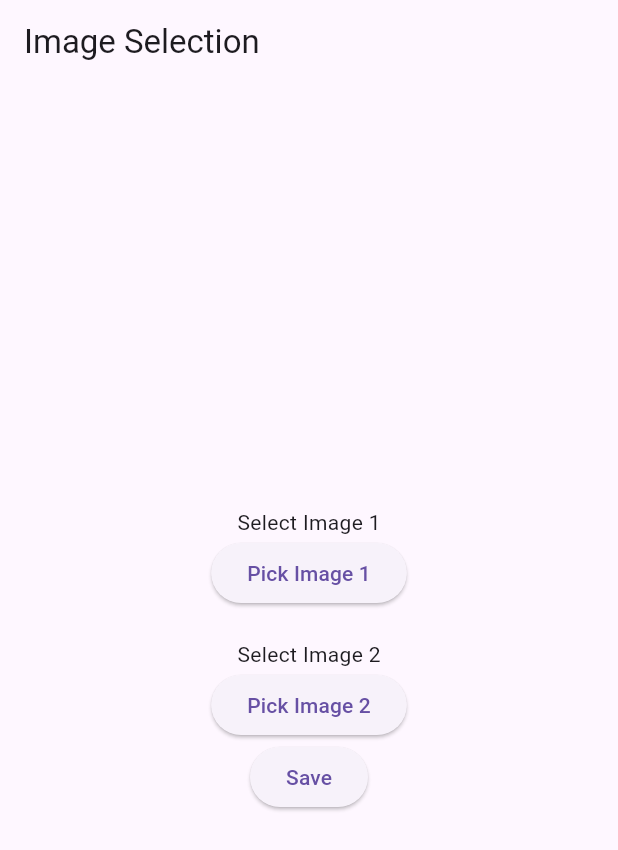
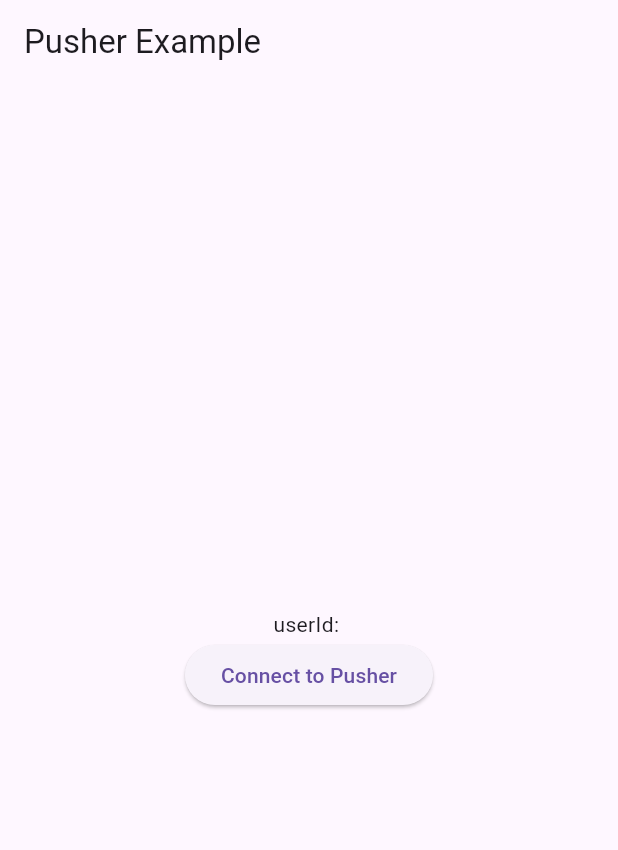
Before and after one commit to jakir03222/demo, a Flutter app: the screen it shows after launch, on a phone screen of 412 x 824 dp. Shown: the top 850 px of the screen. Run offline on Flutter 3.47's test engine with Material 3 defaults, Android fonts, the phone set to English and light mode, and no system bars; missing offline and left inert: pusher_channels_flutter.

Commit message:
vastion 1

```diff
--- a/lib/main.dart
+++ b/lib/main.dart
@@ -1,276 +1,324 @@
-// import 'dart:io';
+import 'package:flutter/material.dart';
+import 'package:pusher_channels_flutter/pusher_channels_flutter.dart';
+
+const String API_KEY = '8da45cdc5a8c1679aeff';
+const String API_CLUSTER = 'ap1';
+
+void main() {
+  runApp(MyApp());
+}
+
+class MyApp extends StatefulWidget {
+  @override
+  State<MyApp> createState() => _MyAppState();
+}
+
+class _MyAppState extends State<MyApp> {
+  final PusherChannelsFlutter pusher = PusherChannelsFlutter.getInstance();
+  String? userId;
+
+  @override
+  Widget build(BuildContext context) {
+    return MaterialApp(
+      title: 'Pusher Example',
+      home: Scaffold(
+        appBar: AppBar(
+          title: const Text('Pusher Example'),
+        ),
+        body: Center(
+          child: Column(
+            mainAxisAlignment: MainAxisAlignment.center,
+            crossAxisAlignment: CrossAxisAlignment.center,
+            children: [
+              Text("userId: ${userId ?? ""}"),
+              ElevatedButton(
+                onPressed: () async {
+                  try {
+                    // Initialize Pusher
+                    await pusher.init(
+                      apiKey: API_KEY,
+                      cluster: API_CLUSTER,
+                      onConnectionStateChange: onConnectionStateChange,
+                      onError: onError,
+                      onSubscriptionSucceeded: onSubscriptionSucceeded,
+                      onEvent: onEvent,
+                    );
+
+                    // Subscribe to the desired channel and connect to Pusher
+                    await pusher.subscribe(channelName: 'riderbookings');
+                    await pusher.connect();
+                  } catch (e) {
+                    print("ERROR: $e");
+                  }
+                },
+                child: Text('Connect to Pusher'),
+              ),
+            ],
+          ),
+        ),
+      ),
+    );
+  }
+
+  void onEvent(PusherEvent event) {
+    print("Received event: $event");
+
+    // Extract relevant data from the event
+    var eventData = event.data;
+    var notificationText = eventData['notificationText'];
+    var message = eventData['message'];
+
+    print("notificationText: $notificationText");
+    print("message: $message");
+
+    // Example: Update UI or trigger actions based on the received event
+    // For private or presence channels, check if the user_id matches
+    if (event.channelName == 'riderbookings' &&
+        event.eventName == 'RiderBookingConfirmed') {
+      // Update UI or trigger actions based on the event
+      setState(() {
+        // Update state variables to reflect the received data
+        // For example, update a text widget to display the notification text
+        // and message from the event
+      });
+    }
+  }
+
+  void onSubscriptionSucceeded(String channelName, dynamic data) {
+    print("onSubscriptionSucceeded: $channelName data: $data");
+
+    // Extract the user ID from the data
+    var userId = data['userId'];
+    print("User ID: $userId");
+
+    // Save the user ID to the state or perform any other necessary actions
+    setState(() {
+      this.userId = userId;
+    });
+  }
+
+  void onError(String message, int? code, dynamic e) {
+    print("onError: $message code: $code exception: $e");
+  }
+
+  void onConnectionStateChange(dynamic currentState, dynamic previousState) {
+    print("Connection: $currentState");
+  }
+}
 
 // import 'package:flutter/material.dart';
-// import 'package:image_picker/image_picker.dart';
 // import 'package:provider/provider.dart';
 
 // void main() {
 //   runApp(MyApp());
 // }
 
-// class ImageProvider with ChangeNotifier {
-//   File? _image;
+// class MyApp extends StatelessWidget {
+//   const MyApp({Key? key}) : super(key: key);
 
-//   File? get image => _image;
-
-//   void setImage(File? newImage) {
-//     _image = newImage;
-//     notifyListeners();
-//   }
-
-//   Future<void> pickImage(ImageSource source) async {
-//     final picker = ImagePicker();
-//     final pickedImage = await picker.pickImage(source: source);
-//     if (pickedImage != null) {
-//       setImage(File(pickedImage.path));
-//     }
-//   }
-// }
-
-// class MyApp extends StatelessWidget {
 //   @override
 //   Widget build(BuildContext context) {
-//     return ChangeNotifierProvider(
-//       create: (context) => ImageProvider(),
-//       child: MaterialApp(
-//         title: 'Image Picker Demo',
-//         theme: ThemeData(
-//           primarySwatch: Colors.blue,
+//     return MaterialApp(
+//       home: ChangeNotifierProvider(
+//         create: (context) => FoodModel(),
+//         child: Scaffold(
+//           appBar: AppBar(
+//             title: const Text('Dropdown Button Example'),
+//           ),
+//           body: Center(
+//             child: Consumer<FoodModel>(
+//               builder: (context, foodModel, child) => Column(
+//                 crossAxisAlignment: CrossAxisAlignment.center,
+//                 mainAxisAlignment: MainAxisAlignment.center,
+//                 children: [
+//                   TextFormField(
+//                     onChanged: (value) {
+//                       foodModel.setProductPrice(double.tryParse(value) ?? 0);
+//                     },
+//                     keyboardType: TextInputType.number,
+//                     decoration: InputDecoration(
+//                       labelText: 'Product Price',
+//                     ),
+//                   ),
+//                   const SizedBox(height: 0),
+//                   MyDropDownButton(
+//                     hint: foodModel.selectedItem ?? 'Enter a value',
+//                     foodPrices: foodModel.foodPrices,
+//                     onChanged: (String? selectedValue) {
+//                       if (selectedValue != null) {
+//                         final double? price =
+//                             foodModel.foodPrices[selectedValue];
+//                         if (price != null) {
+//                           print('Selected item: $selectedValue, Price: $price');
+//                         }
+//                         foodModel.setSelectedItem(selectedValue);
+//                       }
+//                     },
+//                   ),
+//                   const SizedBox(height: 0),
+//                   MyDropDownButton(
+//                     hint: foodModel.serviceAre ?? 'Select service area',
+//                     foodPrices: foodModel.serviceAreList,
+//                     onChanged: (String? selectedValue) {
+//                       if (selectedValue != null) {
+//                         final double? price =
+//                             foodModel.serviceAreList[selectedValue];
+//                         if (price != null) {
+//                           print(
+//                               'Selected service area: $selectedValue, Price: $price');
+//                         }
+//                         foodModel.setserviceAreItem(selectedValue);
+//                       }
+//                     },
+//                   ),
+//                   const SizedBox(height: 0),
+//                   TextFormField(
+//                     onChanged: (value) {
+//                       foodModel.setAdvanceTake(double.tryParse(value) ?? 0);
+//                     },
+//                     keyboardType: TextInputType.number,
+//                     decoration: const InputDecoration(
+//                       labelText: 'Advance Take',
+//                     ),
+//                   ),
+//                   const SizedBox(height: 0),
+//                   Text('Product Price: ${foodModel.productPrice}'),
+//                   Text(
+//                     'Price: ${foodModel.selectedItem != null ? foodModel.foodPrices[foodModel.selectedItem!] ?? 0 : 0}',
+//                   ), // Display the price here
+
+//                   Text('Total Price: ${foodModel.totalValue}'),
+//                   Text('Advance Take: ${foodModel.advanceTake}'),
+//                   Text('Due: ${foodModel.dueAmount}'),
+//                 ],
+//               ),
+//             ),
+//           ),
 //         ),
-//         home: MyHomePage(),
 //       ),
 //     );
 //   }
 // }
 
-// class MyHomePage extends StatelessWidget {
+// class MyDropDownButton extends StatelessWidget {
+//   final String hint;
+//   final Map<String, double> foodPrices;
+//   final void Function(String?)? onChanged;
+
+//   const MyDropDownButton({
+//     Key? key,
+//     required this.hint,
+//     required this.foodPrices,
+//     this.onChanged,
+//   }) : super(key: key);
+
 //   @override
 //   Widget build(BuildContext context) {
-//     return Scaffold(
-//       appBar: AppBar(
-//         title: Text('Image Picker Demo'),
-//       ),
-//       body: Center(
-//         child: Consumer<ImageProvider>(
-//           builder: (context, imageProvider, _) {
-//             final image = imageProvider.image;
-//             String imagePath =
-//                 image != null ? _formatImageName(image.path) : '';
-//             return ListView(
-//               children: <Widget>[
-//                 if (image != null) ...[
-//                   Image.file(image),
-//                   SizedBox(height: 20),
-//                   Text('Image Path: $imagePath'), // Display compact image path
-//                   SizedBox(height: 20),
-//                   ElevatedButton(
-//                     onPressed: () {
-//                       imageProvider.setImage(null);
-//                     },
-//                     child: Text('Clear Image'),
-//                   ),
-//                 ] else ...[
-//                   Text('No image selected'),
-//                 ],
-//               ],
-//             );
-//           },
-//         ),
-//       ),
-//       floatingActionButton: FloatingActionButton(
-//         onPressed: () {
-//           showModalBottomSheet(
-//             context: context,
-//             builder: (context) {
-//               return Container(
-//                 padding: EdgeInsets.all(20),
-//                 child: Column(
-//                   mainAxisSize: MainAxisSize.min,
-//                   children: <Widget>[
-//                     ElevatedButton(
-//                       onPressed: () {
-//                         Provider.of<ImageProvider>(context, listen: false)
-//                             .pickImage(ImageSource.gallery);
-//                         Navigator.of(context).pop();
-//                       },
-//                       child: Text('Pick from Gallery'),
-//                     ),
-//                     SizedBox(height: 10),
-//                     ElevatedButton(
-//                       onPressed: () {
-//                         Provider.of<ImageProvider>(context, listen: false)
-//                             .pickImage(ImageSource.camera);
-//                         Navigator.of(context).pop();
-//                       },
-//                       child: Text('Take a Picture'),
-//                     ),
-//                   ],
-//                 ),
-//               );
-//             },
-//           );
-//         },
-//         child: Icon(Icons.add),
-//       ),
+//     return DropdownButton<String>(
+//       hint: Text(hint),
+//       items: foodPrices.entries.map((MapEntry<String, double> entry) {
+//         return DropdownMenuItem<String>(
+//           value: entry.key,
+//           child: Text(entry.key),
+//         );
+//       }).toList(),
+//       onChanged: onChanged,
 //     );
-//   }
-
-//   String _formatImageName(String path) {
-//     List<String> parts = path.split('/');
-//     String fileNameWithExtension = parts.isNotEmpty ? parts.last : '';
-//     // Check if the file name already has an extension
-//     if (!fileNameWithExtension.contains('.')) {
-//       // Append '.jpg' extension if it doesn't have one
-//       fileNameWithExtension += '.jpg';
-//     }
-//     return fileNameWithExtension;
 //   }
 // }
 
-import 'dart:convert';
-import 'dart:io';
-import 'package:flutter/material.dart';
-import 'package:image_picker/image_picker.dart';
-import 'package:http/http.dart' as http;
+// class FoodModel extends ChangeNotifier {
+//   String? _selectedItem;
+//   String? _serviceAre;
+//   double _productPrice = 0.0;
+//   double _advanceTake = 0.0;
 
-class ImageSelectionScreen extends StatefulWidget {
-  @override
-  _ImageSelectionScreenState createState() => _ImageSelectionScreenState();
-}
+//   String? get selectedItem => _selectedItem;
+//   String? get serviceAre => _serviceAre;
 
-class _ImageSelectionScreenState extends State<ImageSelectionScreen> {
-  File? _imageFile1;
-  File? _imageFile2;
-  final picker = ImagePicker();
+//   void setSelectedItem(String item) {
+//     _selectedItem = item;
+//     notifyListeners();
+//   }
 
-  Future<void> _pickImage(int imageNumber) async {
-    final pickedFile = await picker.pickImage(source: ImageSource.gallery);
+//   void setserviceAreItem(String item) {
+//     _serviceAre = item;
+//     notifyListeners();
+//   }
 
-    if (pickedFile != null) {
-      setState(() {
-        if (imageNumber == 1) {
-          _imageFile1 = File(pickedFile.path);
-        } else if (imageNumber == 2) {
-          _imageFile2 = File(pickedFile.path);
-        }
-      });
-    }
-  }
+//   void setProductPrice(double price) {
+//     _productPrice = price;
+//     notifyListeners();
+//   }
 
-  Future<void> _saveDataAndUploadImages() async {
-    // Validate if both images are selected
-    if (_imageFile1 == null || _imageFile2 == null) {
-      print('Both images are required');
-      return;
-    }
+//   void setAdvanceTake(double amount) {
+//     _advanceTake = amount;
+//     notifyListeners();
+//   }
 
-    // Replace 'your_api_endpoint_here' with your actual API endpoint URL
-    final url = Uri.parse('https://aparajitabd.com/api/banner-logo');
+//   double get totalValue {
+//     if (_selectedItem != null && _serviceAre != null) {
+//       final double? price = foodPrices[_selectedItem!];
+//       final double? serviceCharge = serviceAreList[_serviceAre!];
 
-    // Replace 'your_token_here' with your actual API token
+//       if (price != null && serviceCharge != null) {
+//         double total = _productPrice + price;
 
-    // Example data
-    final name = '01722622322';
-    final roll = 'Nagad personal';
-    final department = 'Computer Science';
+//         if (_serviceAre == "Outside Town") {
+//           total += 10; // Add extra 10 if outside town
+//         }
 
-    try {
-      final request = http.MultipartRequest('POST', url);
-      request.headers['Authorization'] =
-          'Bearer 548|bVYhBuHaXfWyBHmiKdMBTx1F1qgbNyibaf6LG0US99c91aef'; // Include token in header
+//         return total;
+//       }
+//     }
 
-      request.fields['bkash_number'] = name;
-      request.fields['payment_type'] = roll;
-      request.fields['pick_up_address'] = department;
+//     return _productPrice;
+//   }
 
-      request.files.add(
-        await http.MultipartFile.fromPath(
-          'logo',
-          _imageFile1!.path,
-        ),
-      );
+//   double get advanceTake => _advanceTake;
+//   double get productPrice => _productPrice;
 
-      request.files.add(
-        await http.MultipartFile.fromPath(
-          'banner',
-          _imageFile2!.path,
-        ),
-      );
+//   double get dueAmount => totalValue - _advanceTake;
 
-      final streamedResponse = await request.send();
-      final response = await http.Response.fromStream(streamedResponse);
-
-      // Handle redirection
-      if (response.statusCode == 302) {
-        final redirectUrl = response.headers['location'];
-        if (redirectUrl != null) {
-          // Make another request to the redirected URL
-          final redirectedResponse = await http.post(Uri.parse(redirectUrl));
-          // Process redirectedResponse as needed
-          print('Redirected response: ${redirectedResponse.statusCode}');
-        } else {
-          print('Redirection URL not found');
-        }
-      } else if (response.statusCode == 200) {
-        // Parse response data if needed
-        final responseData = json.decode(response.body);
-        // Process responseData as needed
-        print('API response: $responseData');
-        print('Images uploaded successfully');
-      } else {
-        print('Failed to upload images: ${response.statusCode}');
-      }
-    } catch (e) {
-      print('Error uploading images: $e');
-    }
-  }
-
-  @override
-  Widget build(BuildContext context) {
-    return Scaffold(
-      appBar: AppBar(
-        title: Text('Image Selection'),
-      ),
-      body: Center(
-        child: Column(
-          mainAxisAlignment: MainAxisAlignment.center,
-          children: <Widget>[
-            _imageFile1 != null
-                ? Image.file(
-                    _imageFile1!,
-                    width: 200,
-                    height: 200,
-                  )
-                : Text('Select Image 1'),
-            ElevatedButton(
-              onPressed: () => _pickImage(1),
-              child: Text('Pick Image 1'),
-            ),
-            SizedBox(height: 20),
-            _imageFile2 != null
-                ? Image.file(
-                    _imageFile2!,
-                    width: 200,
-                    height: 200,
-                  )
-                : Text('Select Image 2'),
-            ElevatedButton(
-              onPressed: () => _pickImage(2),
-              child: Text('Pick Image 2'),
-            ),
-            ElevatedButton(
-              onPressed: _saveDataAndUploadImages,
-              child: Text('Save'),
-            ),
-          ],
-        ),
-      ),
-    );
-  }
-}
-
-void main() {
-  runApp(MaterialApp(
-    home: ImageSelectionScreen(),
-  ));
-}
+//   final Map<String, double> serviceAreList = {
+//     "Inside Town": 0,
+//     "Outside Town": 10,
+//   };
+//   final Map<String, double> foodPrices = {
+//     "Soft Cake 1/2 P": 30,
+//     "Soft Cake 1P": 40,
+//     "Soft Cake 1.5P": 50,
+//     "Soft Cake 2P": 50,
+//     "Soft Cake 3P": 60,
+//     "Soft Cake 4P": 80,
+//     "Soft Cake 5 P": 100,
+//     "Soft Cake 1/2 P + Food": 40,
+//     "Soft Cake 1P + Food": 50,
+//     "Soft Cake 2P + Food": 60,
+//     "Soft Cake 3P + Food": 70,
+//     "Soft Cake 4P + Food": 100,
+//     "Soft Cake 5P + Food": 120,
+//     "Food (1-10)Box": 30,
+//     "Food (11-20)Box": 40,
+//     "Food (21-30)Box": 60,
+//     "Food (31-40)Box": 80,
+//     "Food (41-50)Box": 100,
+//     "Food (51-60)Box": 120,
+//     "Food (61-70)Box": 140,
+//     "Food (71-80)Box": 160,
+//     "Food (81-90)Box": 180,
+//     "Food (91-100)Box": 200,
+//     "Frozen Item (1-5) KG": 30,
+//     "Frozen Item (6-10)KG5": 50,
+//     "Parcel (1KG/Packet)": 30,
+//     "Parcel (2-5 KG/Packet)": 50,
+//     "Parcel (6-10KG/Packet)": 70,
+//     "Jar cake(1-4) PS": 30,
+//     "Jar cake(5-10) PS": 40,
+//     "Cup cake (4/6) PS": 30,
+//     "Cup Cake ( 8/12) PS": 40,
+//     "Milk (1-5) KG": 30,
+//     "Milk (6-10)KG": 50,
+//     "Pizza (6/8/10/12) Inch": 30,
+//   };
+// }
--- a/pubspec.yaml
+++ b/pubspec.yaml
@@ -42,6 +42,8 @@ dependencies:
   image_picker: ^1.1.0
   file_picker: ^8.0.3
   url_launcher: ^6.2.6
+  dropdown_button2: ^2.3.9
+  pusher_channels_flutter: ^2.2.1
 
 dev_dependencies:
   flutter_test:
```
Also changed, not shown: pubspec.lock.
